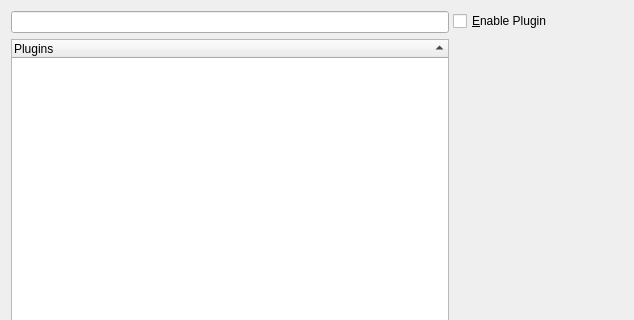
The window that src/krenameplugins.ui (KDE/krename) describes before a commit, drawn with Qt 5; both pictures show x 0 to 634 and y 0 to 320 of the 634 by 660 pixel window.
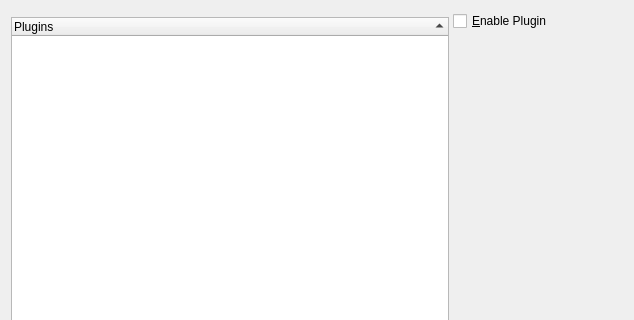
The same window after the commit. Custom widgets are drawn as their Qt base class.

Commit message: Updsate KTreeWidgetSearchLineWidget metadata in UI files

Diff of the .ui file:
```diff
--- a/src/krenameplugins.ui
+++ b/src/krenameplugins.ui
@@ -88,8 +88,8 @@
  <customwidgets>
   <customwidget>
    <class>KTreeWidgetSearchLineWidget</class>
-   <extends>QLineEdit</extends>
-   <header location="global" >KItemViews/ktreewidgetsearchlinewidget.h</header>
+   <extends>QWidget</extends>
+   <header>ktreewidgetsearchlinewidget.h</header>
   </customwidget>
  </customwidgets>
  <resources/>
```
The commit also changes 1 other file.
